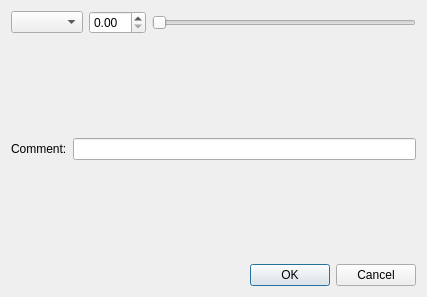
Old version of the form removedialog.ui in the repository EmreBilal98/Saving_Organizator.
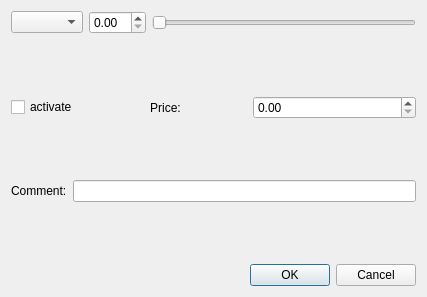
New version of the form.

Diff of the .ui file:
```diff
--- a/removedialog.ui
+++ b/removedialog.ui
@@ -33,6 +33,43 @@
        </item>
       </layout>
      </item>
+     <item>
+      <spacer name="verticalSpacer_3">
+       <property name="orientation">
+        <enum>Qt::Orientation::Vertical</enum>
+       </property>
+       <property name="sizeHint" stdset="0">
+        <size>
+         <width>20</width>
+         <height>40</height>
+        </size>
+       </property>
+      </spacer>
+     </item>
+     <item>
+      <layout class="QHBoxLayout" name="horizontalLayout_3" stretch="1,5,5">
+       <item>
+        <widget class="QCheckBox" name="chk_activate">
+         <property name="text">
+          <string>activate</string>
+         </property>
+        </widget>
+       </item>
+       <item>
+        <widget class="QLabel" name="label_2">
+         <property name="text">
+          <string>Price:</string>
+         </property>
+         <property name="alignment">
+          <set>Qt::AlignmentFlag::AlignCenter</set>
+         </property>
+        </widget>
+       </item>
+       <item>
+        <widget class="QDoubleSpinBox" name="price_spinBox"/>
+       </item>
+      </layout>
+     </item>
      <item>
       <spacer name="verticalSpacer_2">
        <property name="orientation">
```
